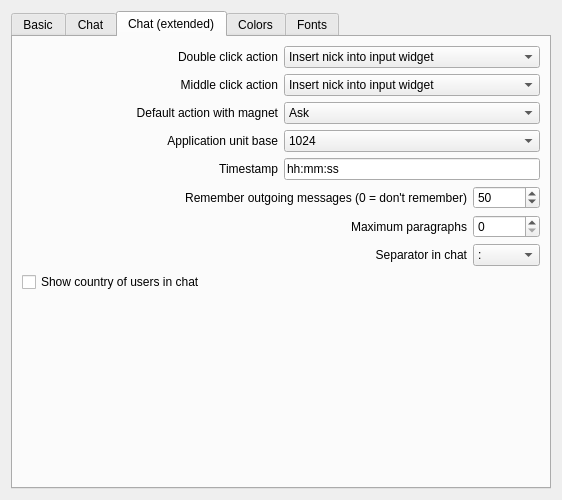
Before: the Qt Designer form eiskaltdcpp-qt/ui/UISettingsGUI.ui in eiskaltdcpp/eiskaltdcpp, drawn with Qt 5.
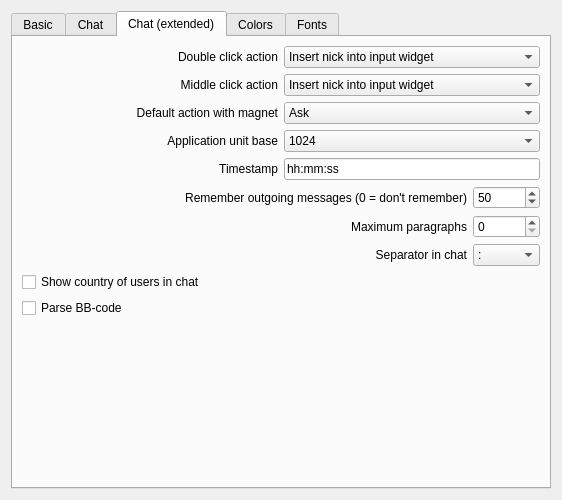
After: the same form once the commit is applied. The open tabs and pages were chosen to show the change. Custom widgets are drawn as their Qt base class.

Commit message: EiskaltDC++ Qt: 	* Fixed issue #862

The edit to the form file:
```diff
--- a/eiskaltdcpp-qt/ui/UISettingsGUI.ui
+++ b/eiskaltdcpp-qt/ui/UISettingsGUI.ui
@@ -665,6 +665,13 @@
          </property>
         </widget>
        </item>
+       <item>
+        <widget class="QCheckBox" name="checkBox_BB_CODE">
+         <property name="text">
+          <string>Parse BB-code</string>
+         </property>
+        </widget>
+       </item>
        <item>
         <spacer name="verticalSpacer_4">
          <property name="orientation">
```
The commit also changes 2 other files.
